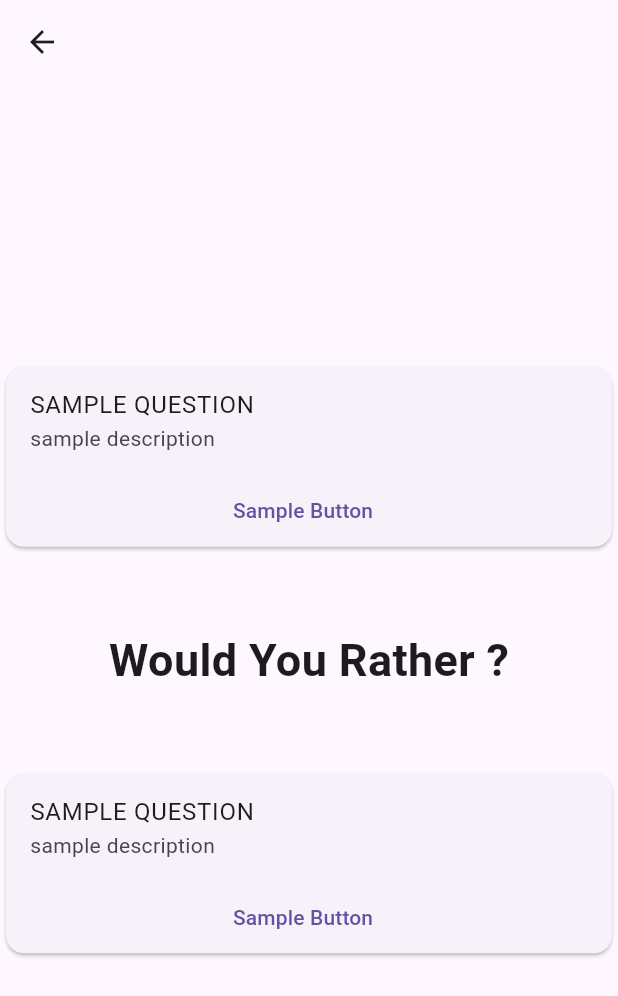
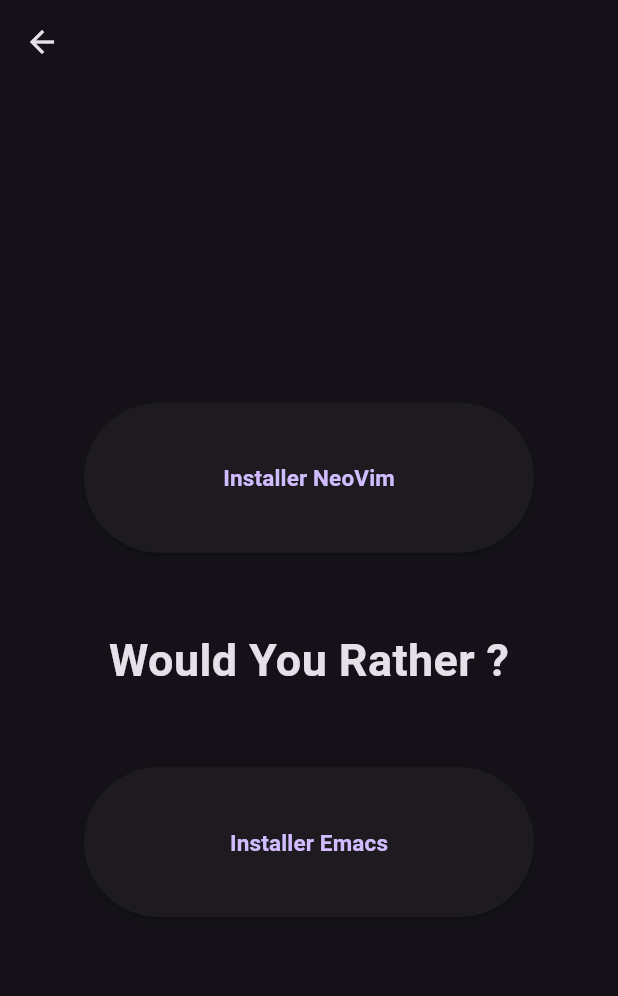
Before and after one commit to RayaneB75/multiplayer-wyr, a Flutter app: the CardExampleApp screen opened directly, on a phone screen of 412 x 824 dp. Shown: the top 996 px of the screen. Run offline on Flutter 3.47's test engine with Material 2 defaults, Android fonts, the phone set to English and light mode, and no system bars.

Commit message:
my best commit yet (better wyr page)

```diff
--- a/front/lib/main.dart
+++ b/front/lib/main.dart
@@ -7,10 +7,9 @@ void main() {
   runApp( MaterialApp(
     title: 'Would You Rather',
     home: const Home(),
-    theme: ThemeData(
-      primarySwatch: Colors.blue,
-      useMaterial3: true, // material 3 babyyyy
-    ),
+    theme: ThemeData.dark(
+        useMaterial3: true,
+        ),
   ));
 }
 
--- a/front/lib/wyr.dart
+++ b/front/lib/wyr.dart
@@ -28,11 +28,15 @@ class CardExample extends StatelessWidget {
         mainAxisAlignment: MainAxisAlignment.center,
         crossAxisAlignment: CrossAxisAlignment.center,
         children: <Widget>[
-          Choice(),
+          Choice(
+            buttonText: "Installer NeoVim",
+          ),
           SizedBox(height: 50),
           Text('Would You Rather ?', style: TextStyle(fontSize: 30, fontWeight: FontWeight.bold)),
           SizedBox(height: 50),
-          Choice(),
+          Choice(
+            buttonText: "Installer Emacs",
+          ),
         ],
       ),
     );
@@ -40,32 +44,22 @@ class CardExample extends StatelessWidget {
 }
 
 class Choice extends StatelessWidget {
-    const Choice({super.key});
+  final String buttonText;
 
-    @override
+  const Choice({Key? key, required this.buttonText}) : super(key: key);
+
+  @override
   Widget build(BuildContext context) {
-    return Card(
-        child: Column(
-          children: <Widget>[
-            const ListTile(
-              //leading: Icon(Icons.album),
-              title: Text('SAMPLE QUESTION'),
-            subtitle: Text('sample description'),
-            ),
-            Row(
-              mainAxisAlignment: MainAxisAlignment.center,
-              children: <Widget>[
-                TextButton(
-                  child: const Text('Sample Button'),
-                  onPressed: () {/* ... */},
-                ),
-                const SizedBox(width: 8),
-              ],
-            ),
-          ],
+    return SizedBox(
+      width: 300.0,
+      height: 100.0,
+      child: ElevatedButton(
+        onPressed: () {},
+        child: Text(
+          buttonText,
+          style: const TextStyle(fontSize: 15, fontWeight: FontWeight.bold)
         ),
-      );
+      ),
+    );
   }
-
-
 }
```
